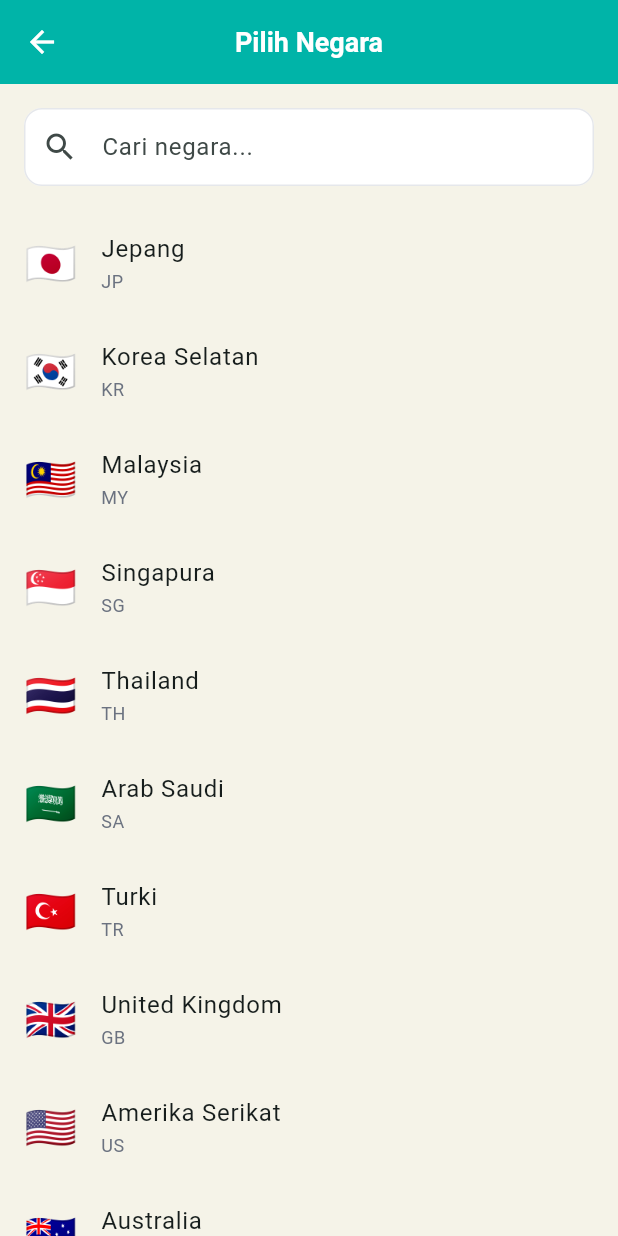
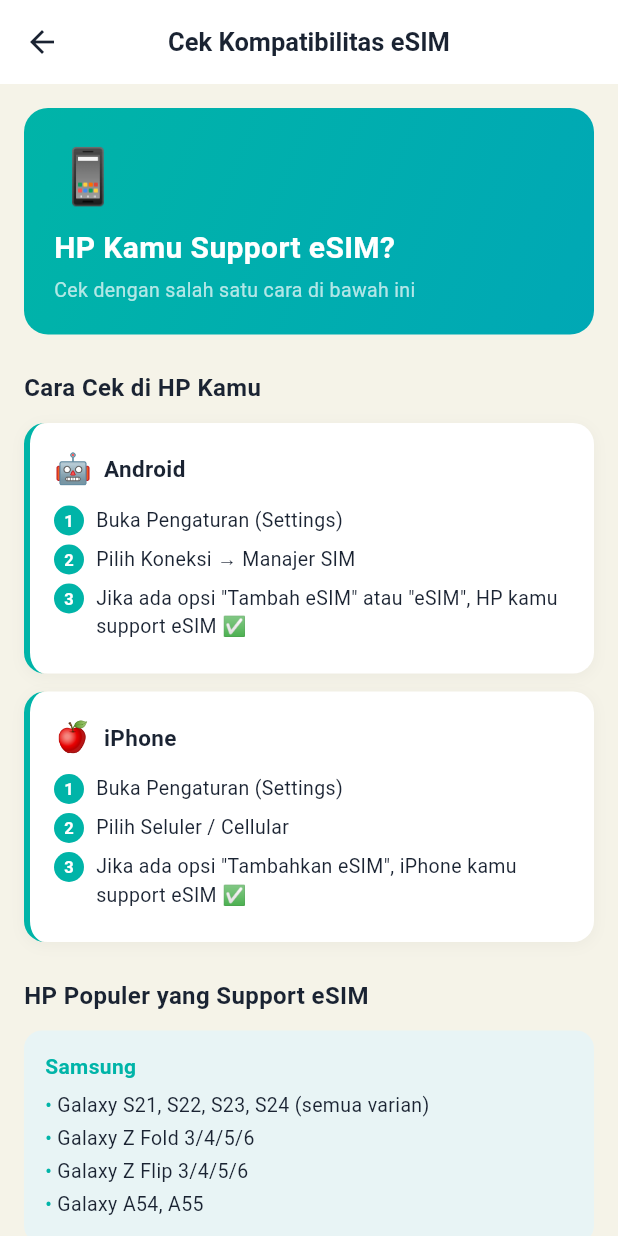
Before and after one commit to Sayuliho/gohosim-flutter, a Flutter app: the screen it shows after launch, after a tap on "HP kamu support eSIM?", on a phone screen of 412 x 824 dp. Run offline on Flutter 3.47's test engine with Material 3 defaults, Android fonts, the phone set to English and light mode, and no system bars; our stand-ins replace flutter_secure_storage, go_router, webview_flutter; accounts and stored records are empty.

Commit message:
feat: add eSIM check screen + fix HP support button navigation
- Create /esim-check route with step-by-step guide for Android & iPhone
- List popular eSIM-compatible devices (Samsung, iPhone, Pixel, OnePlus)
- Fix 'HP kamu support eSIM?' button — was routing to /packages, now /esim-check

Co-Authored-By: Claude Sonnet 4.6 <noreply@anthropic.com>
Claude-Session: https://claude.ai/code/session_01DcfQx37ayvDtMcdXHL9fQy

```diff
--- /dev/null
+++ b/lib/features/esim_check/screens/esim_check_screen.dart
@@ -0,0 +1,231 @@
+import 'package:flutter/material.dart';
+import 'package:url_launcher/url_launcher.dart';
+import '../../../shared/theme/app_theme.dart';
+
+class EsimCheckScreen extends StatelessWidget {
+  const EsimCheckScreen({super.key});
+
+  @override
+  Widget build(BuildContext context) {
+    return Scaffold(
+      backgroundColor: AppTheme.bgLight,
+      appBar: AppBar(
+        backgroundColor: Colors.white,
+        elevation: 0,
+        leading: IconButton(
+          icon: const Icon(Icons.arrow_back, color: AppTheme.textDark),
+          onPressed: () => Navigator.pop(context),
+        ),
+        title: const Text(
+          'Cek Kompatibilitas eSIM',
+          style: TextStyle(color: AppTheme.textDark, fontSize: 17, fontWeight: FontWeight.bold),
+        ),
+      ),
+      body: SingleChildScrollView(
+        padding: const EdgeInsets.all(16),
+        child: Column(
+          crossAxisAlignment: CrossAxisAlignment.start,
+          children: [
+            // Hero card
+            Container(
+              width: double.infinity,
+              padding: const EdgeInsets.all(20),
+              decoration: BoxDecoration(
+                gradient: const LinearGradient(
+                  colors: [AppTheme.primary, Color(0xFF00A8B5)],
+                  begin: Alignment.topLeft,
+                  end: Alignment.bottomRight,
+                ),
+                borderRadius: BorderRadius.circular(16),
+              ),
+              child: Column(
+                crossAxisAlignment: CrossAxisAlignment.start,
+                children: [
+                  const Text('📱', style: TextStyle(fontSize: 36)),
+                  const SizedBox(height: 8),
+                  const Text(
+                    'HP Kamu Support eSIM?',
+                    style: TextStyle(color: Colors.white, fontSize: 20, fontWeight: FontWeight.bold),
+                  ),
+                  const SizedBox(height: 4),
+                  const Text(
+                    'Cek dengan salah satu cara di bawah ini',
+                    style: TextStyle(color: Colors.white70, fontSize: 13),
+                  ),
+                ],
+              ),
+            ),
+            const SizedBox(height: 24),
+
+            // Cara cek
+            const Text(
+              'Cara Cek di HP Kamu',
+              style: TextStyle(fontSize: 16, fontWeight: FontWeight.bold, color: AppTheme.textDark),
+            ),
+            const SizedBox(height: 12),
+
+            _StepCard(
+              icon: '🤖',
+              title: 'Android',
+              steps: const [
+                'Buka Pengaturan (Settings)',
+                'Pilih Koneksi → Manajer SIM',
+                'Jika ada opsi "Tambah eSIM" atau "eSIM", HP kamu support eSIM ✅',
+              ],
+            ),
+            const SizedBox(height: 12),
+            _StepCard(
+              icon: '🍎',
+              title: 'iPhone',
+              steps: const [
+                'Buka Pengaturan (Settings)',
+                'Pilih Seluler / Cellular',
+                'Jika ada opsi "Tambahkan eSIM", iPhone kamu support eSIM ✅',
+              ],
+            ),
+            const SizedBox(height: 24),
+
+            // HP yang support
+            const Text(
+              'HP Populer yang Support eSIM',
+              style: TextStyle(fontSize: 16, fontWeight: FontWeight.bold, color: AppTheme.textDark),
+            ),
+            const SizedBox(height: 12),
+
+            _BrandSection(brand: 'Samsung', models: const [
+              'Galaxy S21, S22, S23, S24 (semua varian)',
+              'Galaxy Z Fold 3/4/5/6',
+              'Galaxy Z Flip 3/4/5/6',
+              'Galaxy A54, A55',
+            ]),
+            const SizedBox(height: 10),
+            _BrandSection(brand: 'iPhone', models: const [
+              'iPhone XS, XS Max, XR ke atas',
+              'iPhone 11, 12, 13, 14, 15, 16 (semua varian)',
+              'iPhone SE (2020, 2022)',
+            ]),
+            const SizedBox(height: 10),
+            _BrandSection(brand: 'Google Pixel', models: const [
+              'Pixel 3 ke atas',
+              'Pixel 6, 7, 8, 9 (semua varian)',
+            ]),
+            const SizedBox(height: 10),
+            _BrandSection(brand: 'Oppo / OnePlus', models: const [
+              'Find X3 Pro, Find X5, Find X6, Find X7',
+              'OnePlus 11, 12',
+            ]),
+            const SizedBox(height: 24),
+
+            // Info tidak support
+            Container(
+              padding: const EdgeInsets.all(14),
+              decoration: BoxDecoration(
+                color: const Color(0xFFFFF3CD),
+                borderRadius: BorderRadius.circular(12),
+                border: Border.all(color: const Color(0xFFFFE082)),
+              ),
+              child: const Row(
+                crossAxisAlignment: CrossAxisAlignment.start,
+                children: [
+                  Text('⚠️', style: TextStyle(fontSize: 18)),
+                  SizedBox(width: 10),
+                  Expanded(
+                    child: Text(
+                      'HP entry-level atau varian tertentu (misal: Samsung A14, Xiaomi Redmi) umumnya belum support eSIM. Cek spesifikasi resmi HP kamu jika tidak yakin.',
+                      style: TextStyle(fontSize: 13, color: Color(0xFF856404)),
+                    ),
+                  ),
+                ],
+              ),
+            ),
+            const SizedBox(height: 32),
+          ],
+        ),
+      ),
+    );
+  }
+}
+
+class _StepCard extends StatelessWidget {
+  final String icon;
+  final String title;
+  final List<String> steps;
+
+  const _StepCard({required this.icon, required this.title, required this.steps});
+
+  @override
+  Widget build(BuildContext context) {
+    return Container(
+      padding: const EdgeInsets.all(16),
+      decoration: BoxDecoration(
+        color: Colors.white,
+        borderRadius: BorderRadius.circular(14),
+        border: const Border(left: BorderSide(color: AppTheme.primary, width: 4)),
+        boxShadow: [
+          BoxShadow(color: Colors.black.withOpacity(0.04), blurRadius: 8, offset: const Offset(0, 2)),
+        ],
+      ),
+      child: Column(
+        crossAxisAlignment: CrossAxisAlignment.start,
+        children: [
+          Row(children: [
+            Text(icon, style: const TextStyle(fontSize: 20)),
+            const SizedBox(width: 8),
+            Text(title, style: const TextStyle(fontWeight: FontWeight.bold, fontSize: 15, color: AppTheme.textDark)),
+          ]),
+          const SizedBox(height: 10),
+          ...steps.asMap().entries.map((e) => Padding(
+            padding: const EdgeInsets.only(bottom: 6),
+            child: Row(
+              crossAxisAlignment: CrossAxisAlignment.start,
+              children: [
+                Container(
+                  width: 20, height: 20,
+                  decoration: const BoxDecoration(color: AppTheme.primary, shape: BoxShape.circle),
+                  child: Center(child: Text('${e.key + 1}', style: const TextStyle(color: Colors.white, fontSize: 11, fontWeight: FontWeight.bold))),
+                ),
+                const SizedBox(width: 8),
+                Expanded(child: Text(e.value, style: const TextStyle(fontSize: 13, color: AppTheme.textDark))),
+              ],
+            ),
+          )),
+        ],
+      ),
+    );
+  }
+}
+
+class _BrandSection extends StatelessWidget {
+  final String brand;
+  final List<String> models;
+
+  const _BrandSection({required this.brand, required this.models});
+
+  @override
+  Widget build(BuildContext context) {
+    return Container(
+      padding: const EdgeInsets.all(14),
+      decoration: BoxDecoration(
+        color: const Color(0xFFE8F4F5),
+        borderRadius: BorderRadius.circular(12),
+      ),
+      child: Column(
+        crossAxisAlignment: CrossAxisAlignment.start,
+        children: [
+          Text(brand, style: const TextStyle(fontWeight: FontWeight.bold, fontSize: 14, color: AppTheme.primary)),
+          const SizedBox(height: 6),
+          ...models.map((m) => Padding(
+            padding: const EdgeInsets.only(bottom: 3),
+            child: Row(
+              crossAxisAlignment: CrossAxisAlignment.start,
+              children: [
+                const Text('• ', style: TextStyle(color: AppTheme.primary, fontSize: 13)),
+                Expanded(child: Text(m, style: const TextStyle(fontSize: 13, color: AppTheme.textDark))),
+              ],
+            ),
+          )),
+        ],
+      ),
+    );
+  }
+}
--- a/lib/features/home/screens/home_screen.dart
+++ b/lib/features/home/screens/home_screen.dart
@@ -118,7 +118,7 @@ class HomeScreen extends StatelessWidget {
             Padding(
               padding: const EdgeInsets.symmetric(horizontal: 16),
               child: GestureDetector(
-                onTap: () => context.push('/packages'),
+                onTap: () => context.push('/esim-check'),
                 child: Container(
                   padding: const EdgeInsets.symmetric(horizontal: 12, vertical: 8),
                   decoration: BoxDecoration(
--- a/lib/main.dart
+++ b/lib/main.dart
@@ -14,6 +14,7 @@ import 'features/packages/screens/country_picker_screen.dart';
 import 'features/packages/screens/packages_screen.dart';
 import 'features/checkout/screens/checkout_screen.dart';
 import 'features/my_esims/screens/my_esims_screen.dart';
+import 'features/esim_check/screens/esim_check_screen.dart';
 import 'features/profile/screens/profile_screen.dart';
 
 void main() {
@@ -47,7 +48,8 @@ final _router = GoRouter(
     GoRoute(path: '/login',    builder: (_, __) => const LoginScreen()),
     GoRoute(path: '/register', builder: (_, __) => const RegisterScreen()),
     GoRoute(path: '/home',     builder: (_, __) => const HomeScreen()),
-    GoRoute(path: '/my-esims', builder: (_, __) => const MyEsimsScreen()),
+    GoRoute(path: '/my-esims',    builder: (_, __) => const MyEsimsScreen()),
+    GoRoute(path: '/esim-check', builder: (_, __) => const EsimCheckScreen()),
     GoRoute(path: '/profile',  builder: (_, __) => const ProfileScreen()),
 
     // Pilih negara (opsional: preselect dari query param)
```
